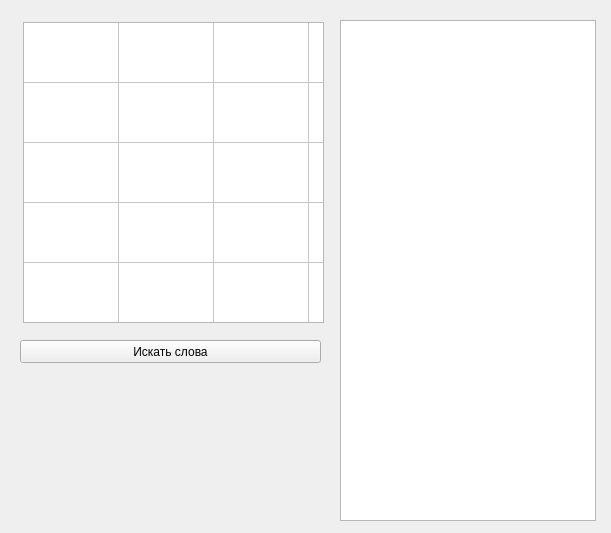
Old version of the form Balda/mainwindow.ui in the repository lefrostx/balda.
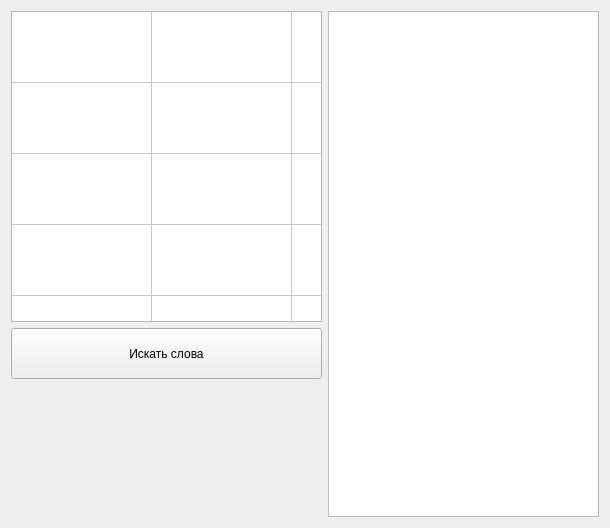
New version of the form.

Patch:
```diff
--- a/Balda/mainwindow.ui
+++ b/Balda/mainwindow.ui
@@ -6,27 +6,40 @@
    <rect>
     <x>0</x>
     <y>0</y>
-    <width>611</width>
-    <height>533</height>
+    <width>610</width>
+    <height>528</height>
    </rect>
   </property>
   <property name="windowTitle">
    <string>Помощник для игры Балда</string>
   </property>
+  <property name="autoFillBackground">
+   <bool>true</bool>
+  </property>
   <widget class="QWidget" name="centralWidget">
+   <layout class="QVBoxLayout" name="verticalLayout_2">
+    <item>
+     <layout class="QHBoxLayout" name="horizontalLayout">
+      <item>
+       <layout class="QVBoxLayout" name="verticalLayout">
+        <item>
    <widget class="QTableWidget" name="gameTable">
-    <property name="geometry">
-     <rect>
-      <x>23</x>
-      <y>22</y>
-      <width>301</width>
-      <height>301</height>
-     </rect>
+          <property name="minimumSize">
+           <size>
+            <width>311</width>
+            <height>311</height>
+           </size>
+          </property>
+          <property name="maximumSize">
+           <size>
+            <width>311</width>
+            <height>311</height>
+           </size>
     </property>
     <property name="font">
      <font>
       <family>Courier 10 Pitch</family>
-      <pointsize>24</pointsize>
+            <pointsize>36</pointsize>
       <weight>75</weight>
       <bold>true</bold>
      </font>
@@ -41,7 +54,13 @@
      <enum>QAbstractItemView::SingleSelection</enum>
     </property>
     <property name="textElideMode">
-     <enum>Qt::ElideLeft</enum>
+           <enum>Qt::ElideMiddle</enum>
+          </property>
+          <property name="wordWrap">
+           <bool>false</bool>
+          </property>
+          <property name="cornerButtonEnabled">
+           <bool>false</bool>
     </property>
     <property name="rowCount">
      <number>5</number>
@@ -78,29 +97,51 @@
     <column/>
     <column/>
    </widget>
+        </item>
+        <item>
    <widget class="QPushButton" name="searchStartButton">
-    <property name="geometry">
-     <rect>
-      <x>20</x>
-      <y>340</y>
-      <width>301</width>
-      <height>23</height>
-     </rect>
+          <property name="minimumSize">
+           <size>
+            <width>0</width>
+            <height>51</height>
+           </size>
     </property>
     <property name="text">
      <string>Искать слова</string>
     </property>
    </widget>
+        </item>
+        <item>
+         <spacer name="verticalSpacer">
+          <property name="orientation">
+           <enum>Qt::Vertical</enum>
+          </property>
+          <property name="sizeType">
+           <enum>QSizePolicy::Expanding</enum>
+          </property>
+          <property name="sizeHint" stdset="0">
+           <size>
+            <width>20</width>
+            <height>40</height>
+           </size>
+          </property>
+         </spacer>
+        </item>
+       </layout>
+      </item>
+      <item>
    <widget class="QTextBrowser" name="foundWordsText">
-    <property name="geometry">
-     <rect>
-      <x>340</x>
-      <y>20</y>
+        <property name="minimumSize">
+         <size>
       <width>256</width>
-      <height>501</height>
-     </rect>
-    </property>
-   </widget>
+          <height>0</height>
+         </size>
+        </property>
+       </widget>
+      </item>
+     </layout>
+    </item>
+   </layout>
   </widget>
  </widget>
  <layoutdefault spacing="6" margin="11"/>
```
Lines whose indentation alone changed are shown as unchanged.
